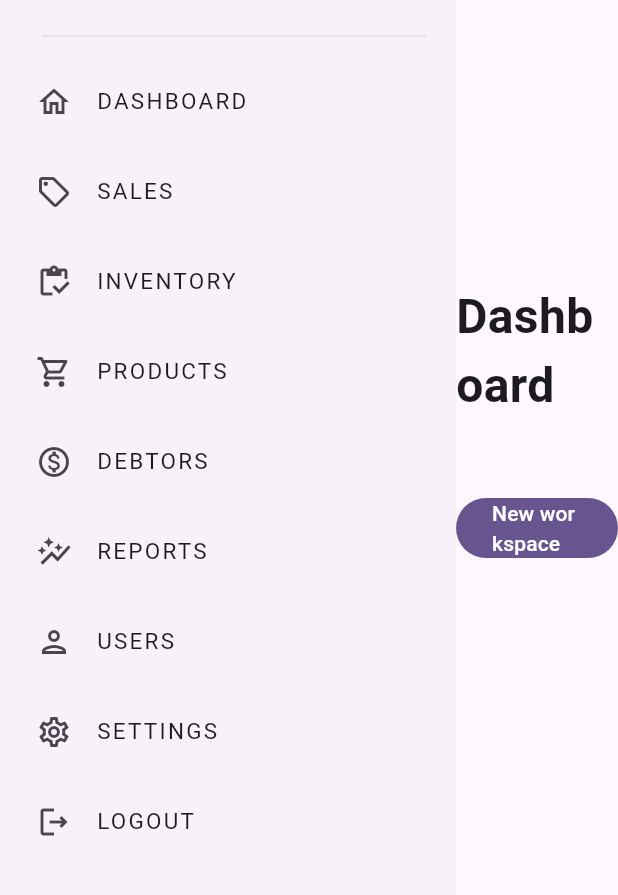
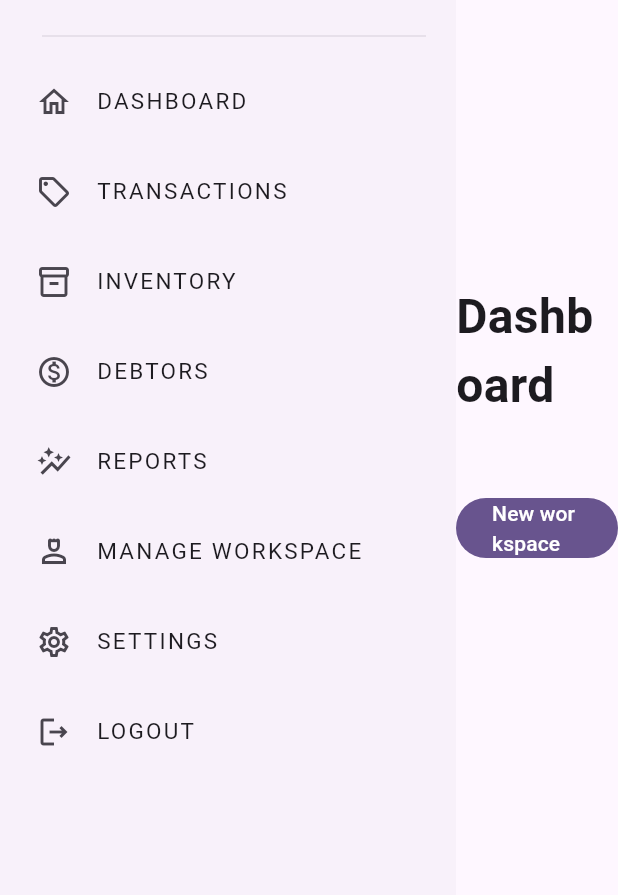
Before and after one commit to beverly-m/shinda-app, a Flutter app: the DesktopScaffold screen opened directly, on a phone screen of 412 x 824 dp, the part 237-1132 px from its top. Run offline on Flutter 3.47's test engine with Material 3 defaults, Android fonts, the phone set to English and light mode, and no system bars; our stand-ins replace firebase_auth, firebase_core, supabase_flutter; accounts and stored records are empty.

Commit message:
edit drawer and navigation rail labels

```diff
--- a/lib/constants/drawer_items.dart
+++ b/lib/constants/drawer_items.dart
@@ -3,12 +3,12 @@ import 'package:shinda_app/components/drawer_item.dart';
 
 final List<DrawerItem> drawerItems = [
   const DrawerItem(title: "DASHBOARD", icon: Icons.home_outlined),
-  const DrawerItem(title: "SALES", icon: Icons.sell_outlined),
-  const DrawerItem(title: "INVENTORY", icon: Icons.inventory_outlined),
-  const DrawerItem(title: "PRODUCTS", icon: Icons.shopping_cart_outlined),
+  const DrawerItem(title: "TRANSACTIONS", icon: Icons.sell_outlined),
+  const DrawerItem(title: "INVENTORY", icon: Icons.inventory_2_outlined),
+  // const DrawerItem(title: "PRODUCTS", icon: Icons.shopping_cart_outlined),
   const DrawerItem(title: "DEBTORS", icon: Icons.monetization_on_outlined),
   const DrawerItem(title: "REPORTS", icon: Icons.auto_graph_outlined),
-  const DrawerItem(title: "USERS", icon: Icons.person_outlined),
+  const DrawerItem(title: "MANAGE WORKSPACE", icon: Icons.person_4_outlined),
   const DrawerItem(title: "SETTINGS", icon: Icons.settings_outlined),
   const DrawerItem(title: "LOGOUT", icon: Icons.logout_outlined),
 ];
--- a/lib/constants/drawer_views.dart
+++ b/lib/constants/drawer_views.dart
@@ -2,7 +2,6 @@ import 'package:flutter/material.dart';
 import 'package:shinda_app/views/dashboard/dashboard_view.dart';
 import 'package:shinda_app/views/dashboard/debtors_view.dart';
 import 'package:shinda_app/views/dashboard/inventory_view.dart';
-import 'package:shinda_app/views/dashboard/products_view.dart';
 import 'package:shinda_app/views/dashboard/reports_view.dart';
 import 'package:shinda_app/views/dashboard/sales_view.dart';
 import 'package:shinda_app/views/dashboard/settings_view.dart';
@@ -10,11 +9,11 @@ import 'package:shinda_app/views/dashboard/users_view.dart';
 
 final List<Widget> drawerViews = <Widget>[
   const DashboardView(),
-  const SalesView(),
+  const TransactionsView(),
   const InventoryView(),
-  const ProductsView(),
+  // const ProductsView(),
   const DebtorsView(),
   const ReportsView(),
-  const UsersView(),
+  const ManageWorkspaceView(),
   const SettingsView(),
 ];
--- a/lib/constants/navigation_rail_items.dart
+++ b/lib/constants/navigation_rail_items.dart
@@ -7,7 +7,7 @@ final List<NavigationRailDestination> navigationRailItems = [
     selectedIcon: Icon(Icons.home),
   ),
   const NavigationRailDestination(
-    label: Text("SALES"),
+    label: Text("TRANSACTIONS"),
     icon: Icon(Icons.sell_outlined),
     selectedIcon: Icon(Icons.sell),
   ),
@@ -16,11 +16,11 @@ final List<NavigationRailDestination> navigationRailItems = [
     icon: Icon(Icons.inventory_2_outlined),
     selectedIcon: Icon(Icons.inventory),
   ),
-  const NavigationRailDestination(
-    label: Text("PRODUCTS"),
-    icon: Icon(Icons.shopping_cart_outlined),
-    selectedIcon: Icon(Icons.shopping_cart),
-  ),
+  // const NavigationRailDestination(
+  //   label: Text("PRODUCTS"),
+  //   icon: Icon(Icons.shopping_cart_outlined),
+  //   selectedIcon: Icon(Icons.shopping_cart),
+  // ),
   const NavigationRailDestination(
     label: Text("DEBTORS"),
     icon: Icon(Icons.monetization_on_outlined),
@@ -32,9 +32,9 @@ final List<NavigationRailDestination> navigationRailItems = [
     selectedIcon: Icon(Icons.auto_graph),
   ),
   const NavigationRailDestination(
-    label: Text("USERS"),
-    icon: Icon(Icons.person_outlined),
-    selectedIcon: Icon(Icons.person),
+    label: Text("MANAGE WORKSPACE"),
+    icon: Icon(Icons.person_4_outlined),
+    selectedIcon: Icon(Icons.person_4),
   ),
   const NavigationRailDestination(
     label: Text("SETTINGS"),
--- a/lib/main.dart
+++ b/lib/main.dart
@@ -35,12 +35,12 @@ void main() {
           homeRoute: (context) => const HomeView(),
           verifyEmailRoute: (context) => const VerifyEmailView(),
           dashboardRoute: (context) => const DashboardView(),
-          salesRoute: (context) => const SalesView(),
+          salesRoute: (context) => const TransactionsView(),
           inventoryRoute: (context) => const InventoryView(),
           productsRoute: (context) => const ProductsView(),
           debtorsRoute: (context) => const DebtorsView(),
           reportsRoute: (context) => const ReportsView(),
-          usersRoute: (context) => const UsersView(),
+          usersRoute: (context) => const ManageWorkspaceView(),
           settingsRoute: (context) => const SettingsView(),
         },
         debugShowCheckedModeBanner: false,
--- a/lib/views/dashboard/sales_view.dart
+++ b/lib/views/dashboard/sales_view.dart
@@ -1,7 +1,7 @@
 import 'package:flutter/material.dart';
 
-class SalesView extends StatelessWidget {
-  const SalesView({super.key});
+class TransactionsView extends StatelessWidget {
+  const TransactionsView({super.key});
 
   @override
   Widget build(BuildContext context) {
--- a/lib/views/dashboard/users_view.dart
+++ b/lib/views/dashboard/users_view.dart
@@ -1,7 +1,7 @@
 import 'package:flutter/material.dart';
 
-class UsersView extends StatelessWidget {
-  const UsersView({super.key});
+class ManageWorkspaceView extends StatelessWidget {
+  const ManageWorkspaceView({super.key});
 
   @override
   Widget build(BuildContext context) {
```
